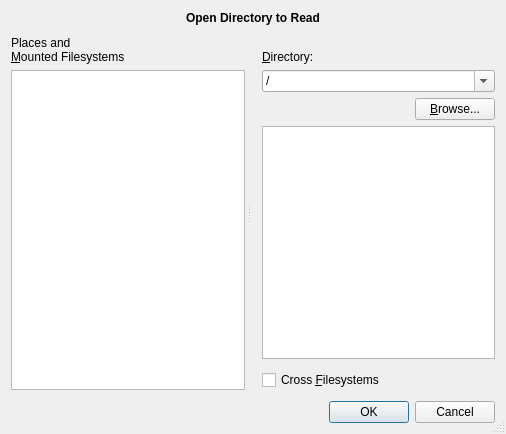
First picture: the form in src/open-dir-dialog.ui, repository shundhammer/qdirstat, before the edit.
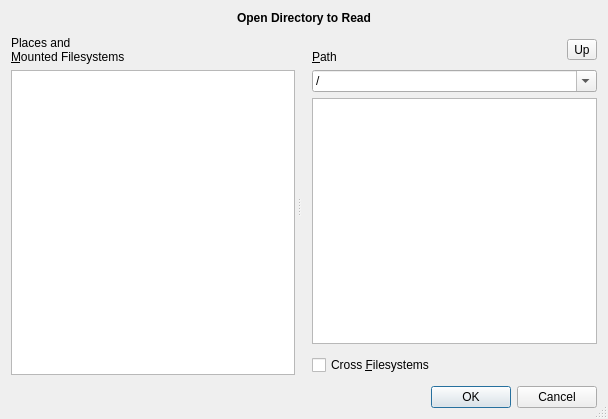
Second picture: the form after the edit. Icons and pictures are not drawn. Custom widgets are drawn as their Qt base class.

The edit to the form file:
```diff
--- a/src/open-dir-dialog.ui
+++ b/src/open-dir-dialog.ui
@@ -6,8 +6,8 @@
    <rect>
     <x>0</x>
     <y>0</y>
-    <width>506</width>
-    <height>434</height>
+    <width>608</width>
+    <height>419</height>
    </rect>
   </property>
   <property name="windowTitle">
@@ -99,10 +99,12 @@
         <number>9</number>
        </property>
        <item>
+        <layout class="QHBoxLayout" name="pathCaptionHBox">
+         <item>
         <widget class="QLabel" name="pathCaption">
          <property name="text">
           <string>
-&amp;Directory:</string>
+&amp;Path</string>
          </property>
          <property name="buddy">
           <cstring>pathComboBox</cstring>
@@ -110,6 +112,32 @@
         </widget>
        </item>
        <item>
+          <spacer name="pathCaptionSpacer">
+           <property name="orientation">
+            <enum>Qt::Horizontal</enum>
+           </property>
+           <property name="sizeHint" stdset="0">
+            <size>
+             <width>118</width>
+             <height>20</height>
+            </size>
+           </property>
+          </spacer>
+         </item>
+         <item>
+          <widget class="QToolButton" name="upButton">
+           <property name="text">
+            <string>Up</string>
+           </property>
+           <property name="icon">
+            <iconset resource="icons.qrc">
+             <normaloff>:/icons/go-up.png</normaloff>:/icons/go-up.png</iconset>
+           </property>
+          </widget>
+         </item>
+        </layout>
+       </item>
+       <item>
         <widget class="QComboBox" name="pathComboBox">
          <property name="sizePolicy">
           <sizepolicy hsizetype="MinimumExpanding" vsizetype="Fixed">
@@ -136,30 +164,6 @@
          </item>
         </widget>
        </item>
-       <item>
-        <layout class="QHBoxLayout" name="browseButtonHBox">
-         <item>
-          <spacer name="browseButtonSpacer">
-           <property name="orientation">
-            <enum>Qt::Horizontal</enum>
-           </property>
-           <property name="sizeHint" stdset="0">
-            <size>
-             <width>118</width>
-             <height>20</height>
-            </size>
-           </property>
-          </spacer>
-         </item>
-         <item>
-          <widget class="QPushButton" name="browseButton">
-           <property name="text">
-            <string>&amp;Browse...</string>
-           </property>
-          </widget>
-         </item>
-        </layout>
-       </item>
        <item>
         <widget class="QTreeView" name="dirTreeView"/>
        </item>
```
Left out of the diff: 4 changed lines with no effect on the pictures. Lines whose indentation alone changed are shown as unchanged.
